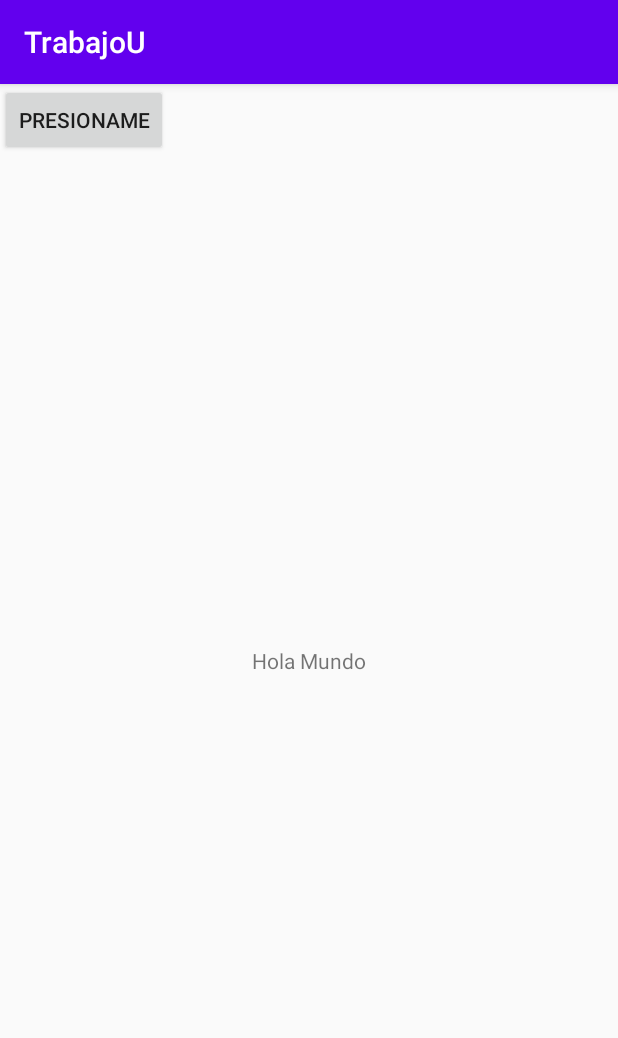
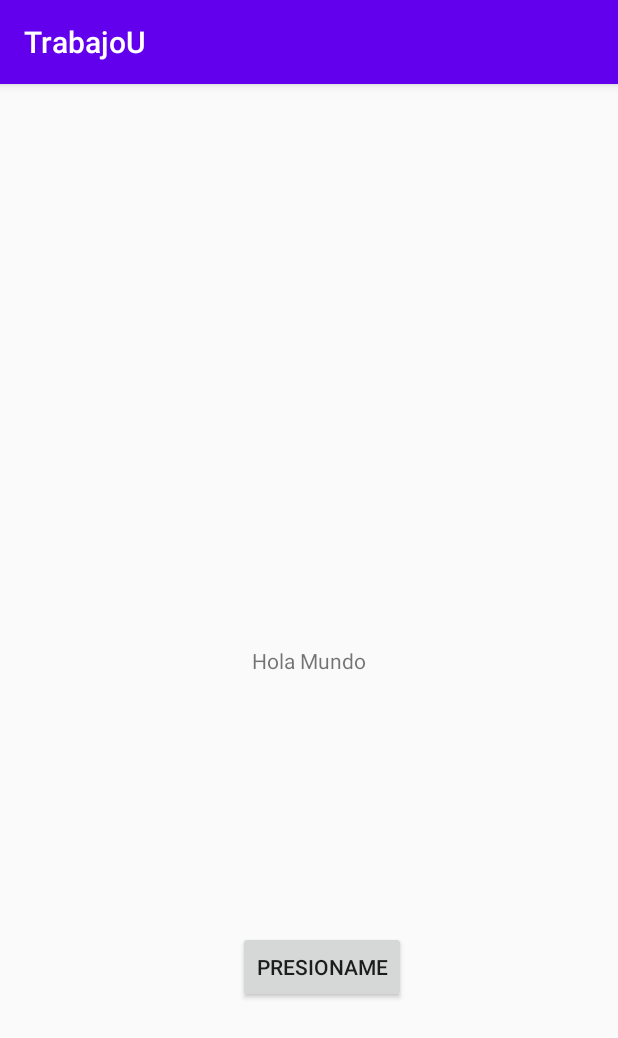
Before and after one commit to Jasongold7/Android-JasonGoldschmidt, an Android app: the screen it shows after launch (MainActivity), on a phone screen of 412 x 824 dp. Shown: the top 1038 px of the screen. Run offline under Robolectric (Android 15) with nearby library versions, the phone set to English and light mode, and no system bars.

Commit message:
mi primer commit

```diff
--- a/app/src/main/res/layout/activity_main.xml
+++ b/app/src/main/res/layout/activity_main.xml
@@ -19,17 +19,23 @@
         android:layout_width="408dp"
         android:layout_height="307dp"
         android:orientation="vertical"
-        tools:layout_editor_absoluteX="1dp"
-        tools:layout_editor_absoluteY="1dp"
-        tools:ignore="MissingConstraints" />
+        app:layout_constraintBottom_toBottomOf="parent"
+        app:layout_constraintHorizontal_bias="0.0"
+        app:layout_constraintLeft_toLeftOf="parent"
+        app:layout_constraintRight_toRightOf="parent"
+        app:layout_constraintTop_toTopOf="parent"
+        app:layout_constraintVertical_bias="0.0" />
 
     <Button
         android:id="@+id/button"
         android:layout_width="wrap_content"
         android:layout_height="wrap_content"
         android:text="Presioname"
-        tools:layout_editor_absoluteX="156dp"
-        tools:layout_editor_absoluteY="480dp"
-        tools:ignore="MissingConstraints" />
+        app:layout_constraintBottom_toBottomOf="parent"
+        app:layout_constraintHorizontal_bias="0.53"
+        app:layout_constraintLeft_toLeftOf="parent"
+        app:layout_constraintRight_toRightOf="parent"
+        app:layout_constraintTop_toTopOf="parent"
+        app:layout_constraintVertical_bias="0.784" />
 
 </androidx.constraintlayout.widget.ConstraintLayout>
```
